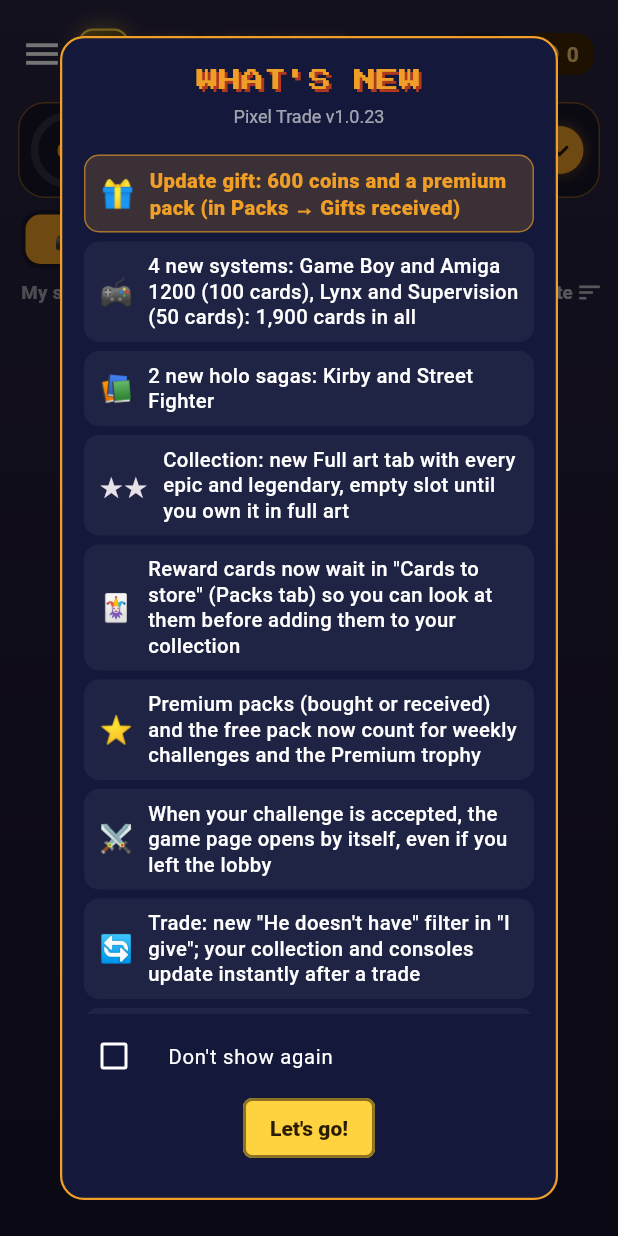
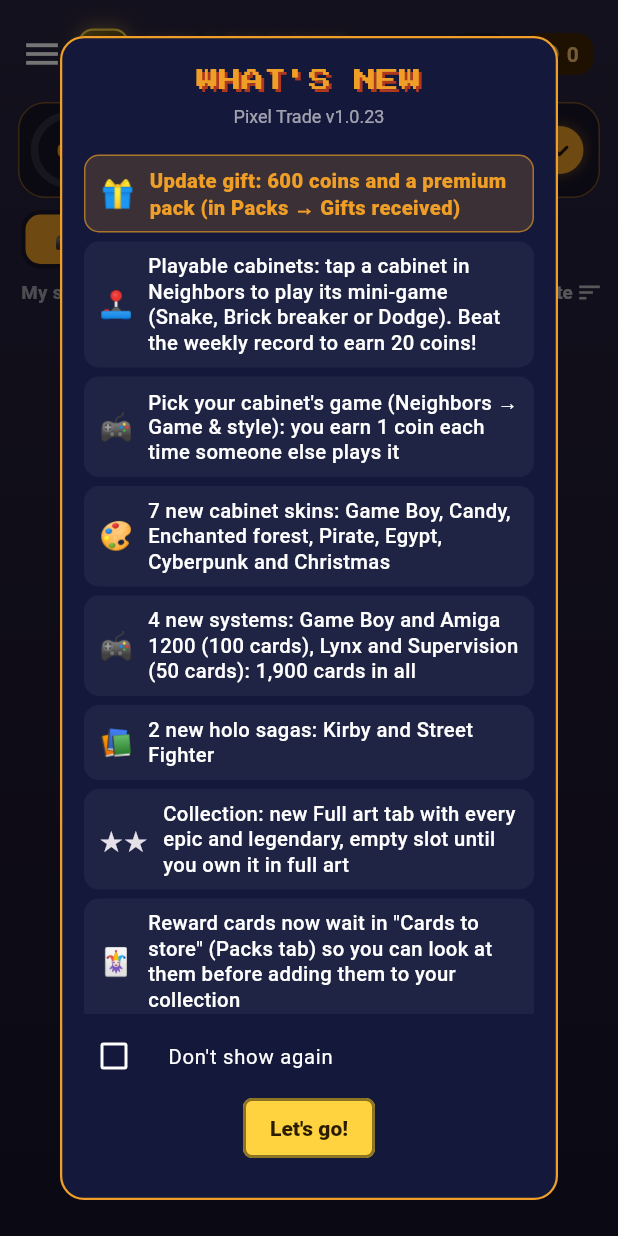
Before and after one commit to foclabroc/retro_collec_app, a Flutter app: the HomeShell screen opened directly, on a phone screen of 412 x 824 dp. Run offline on Flutter 3.47's test engine with Material 3 defaults, Android fonts, the phone set to English and light mode, and no system bars; our stand-ins replace flutter_local_notifications, google_fonts, open_filex, sensors_plus, shared_preferences, web; missing offline and left inert: dart:js_interop, workmanager; accounts and stored records are empty; network calls fail; statements that could not run were skipped.

Commit message:
1.0.23 : bornes jouables et habillages dans les nouveautés et le CHANGELOG
Co-Authored-By: Claude Opus 5.5 <noreply@anthropic.com>
Claude-Session: https://claude.ai/code/session_01Cs3xDuHCSpoTGQcP45oBKh

```diff
--- a/lib/whats_new.dart
+++ b/lib/whats_new.dart
@@ -14,6 +14,12 @@ import 'update_check.dart';
 const _kNews = <(String, String, String)>[
   ('🎁', 'Cadeau de mise à jour : 600 pièces et un booster premium (dans Paquets → Cadeaux reçus)',
       'Update gift: 600 coins and a premium pack (in Packs → Gifts received)'),
+  ('🕹️', 'Bornes jouables : tape une borne du Voisinage pour jouer à son mini-jeu (Snake, Casse-briques ou Esquive). Bats le record de la semaine pour gagner 20 pièces !',
+      'Playable cabinets: tap a cabinet in Neighbors to play its mini-game (Snake, Brick breaker or Dodge). Beat the weekly record to earn 20 coins!'),
+  ('🎮', 'Choisis le jeu de ta borne (Voisinage → Jeu & style) : tu gagnes 1 pièce à chaque partie d\'un autre joueur',
+      'Pick your cabinet\'s game (Neighbors → Game & style): you earn 1 coin each time someone else plays it'),
+  ('🎨', '7 nouveaux habillages de borne : Game Boy, Bonbons, Forêt enchantée, Pirate, Égypte, Cyberpunk et Noël',
+      '7 new cabinet skins: Game Boy, Candy, Enchanted forest, Pirate, Egypt, Cyberpunk and Christmas'),
   ('🎮', '4 nouvelles consoles : Game Boy et Amiga 1200 (100 cartes), Lynx et Supervision (50 cartes) : 1 900 cartes en tout',
       '4 new systems: Game Boy and Amiga 1200 (100 cards), Lynx and Supervision (50 cards): 1,900 cards in all'),
   ('📚', '2 nouvelles sagas en cartes holo : Kirby et Street Fighter',
```
Also changed, not shown: 1 other file.
